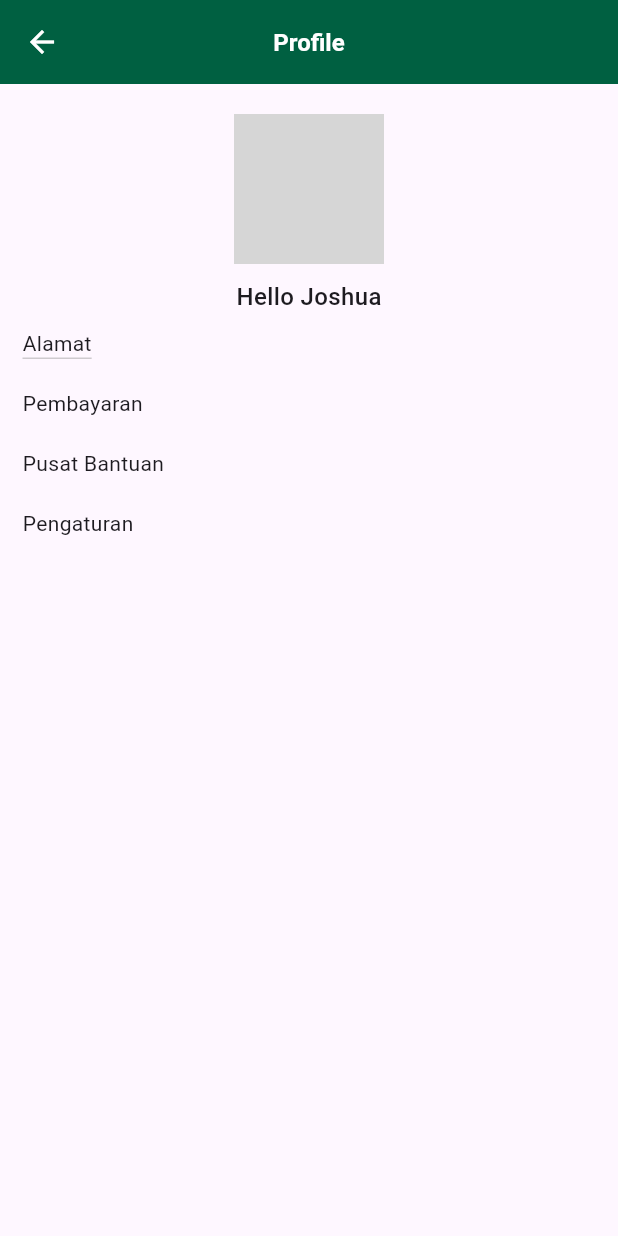
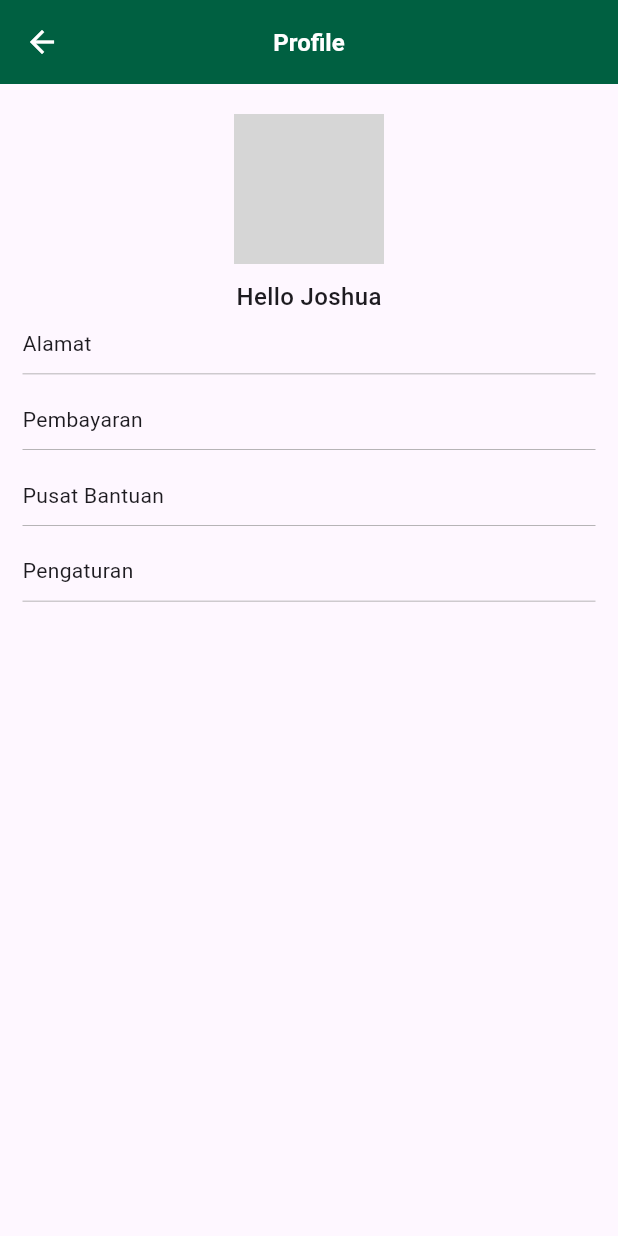
Before and after one commit to meshachvijaya/my_flutter_app, a Flutter app: the Profile screen opened directly, on a phone screen of 412 x 824 dp. Run offline on Flutter 3.47's test engine with Material 3 defaults, Android fonts, the phone set to English and light mode, and no system bars; our stand-ins replace qr_flutter; network calls fail; grey boxes are pictures that could not be loaded.

Commit message:
adding route on text

```diff
--- a/lib/profile.dart
+++ b/lib/profile.dart
@@ -1,10 +1,12 @@
 import 'package:flutter/material.dart';
+import 'package:my_flutter_app/home.dart';
 
 class Profile extends StatelessWidget {
   const Profile({super.key});
 
   @override
   Widget build(BuildContext context) {
+    double screenWidth = MediaQuery.of(context).size.width;
     return Scaffold(
       appBar: AppBar(
         title: Text(
@@ -45,20 +47,85 @@ class Profile extends StatelessWidget {
                 crossAxisAlignment: CrossAxisAlignment.start,
                 children: [
                   SizedBox(height: 10),
-                  DecoratedBox(
-                    decoration: BoxDecoration(
-                      border: Border(
-                        bottom: BorderSide(color: Colors.grey, width: 0.5),
+                  GestureDetector(
+                    onTap: () {
+                      Navigator.push(context,
+                          MaterialPageRoute(builder: (context) => Home()));
+                    },
+                    child: Container(
+                      padding: EdgeInsets.only(bottom: 10),
+                      width: screenWidth,
+                      decoration: BoxDecoration(
+                        border: Border(
+                          bottom: BorderSide(
+                            color: Colors.grey,
+                            width: 0.5,
+                          ),
+                        ),
                       ),
+                      child: Text("Alamat"),
                     ),
-                    child: Text("Alamat"),
                   ),
                   SizedBox(height: 20),
-                  Text("Pembayaran"),
+                  GestureDetector(
+                    onTap: () {
+                      Navigator.push(context,
+                          MaterialPageRoute(builder: (context) => Home()));
+                    },
+                    child: Container(
+                      padding: EdgeInsets.only(bottom: 10),
+                      width: screenWidth,
+                      decoration: BoxDecoration(
+                        border: Border(
+                          bottom: BorderSide(
+                            color: Colors.grey,
+                            width: 0.5,
+                          ),
+                        ),
+                      ),
+                      child: Text("Pembayaran"),
+                    ),
+                  ),
                   SizedBox(height: 20),
-                  Text("Pusat Bantuan"),
+                  GestureDetector(
+                    onTap: () {
+                      Navigator.push(context,
+                          MaterialPageRoute(builder: (context) => Home()));
+                    },
+                    child: Container(
+                      padding: EdgeInsets.only(bottom: 10),
+                      width: screenWidth,
+                      decoration: BoxDecoration(
+                        border: Border(
+                          bottom: BorderSide(
+                            color: Colors.grey,
+                            width: 0.5,
+                          ),
+                        ),
+                      ),
+                      child: Text("Pusat Bantuan"),
+                    ),
+                  ),
                   SizedBox(height: 20),
-                  Text("Pengaturan"),
+                  GestureDetector(
+                    onTap: () {
+                      Navigator.push(context,
+                          MaterialPageRoute(builder: (context) => Home()));
+                    },
+                    child: Container(
+                      padding: EdgeInsets.only(bottom: 10),
+                      width: screenWidth,
+                      decoration: BoxDecoration(
+                        border: Border(
+                          bottom: BorderSide(
+                            color: Colors.grey,
+                            width: 0.5,
+                          ),
+                        ),
+                      ),
+                      child: Text("Pengaturan"),
+                    ),
+                  ),
                 ],
               ),
             ),
```
